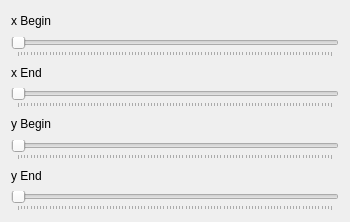
This is views/cropimage.ui in tmramalho/bigCellBrotherGUI as Qt 5 draws it before an edit. The edited form follows.
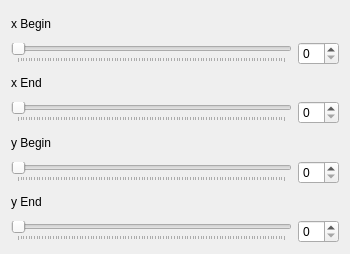
This is the edited form.

Diff of the .ui file:
```diff
--- a/views/cropimage.ui
+++ b/views/cropimage.ui
@@ -7,7 +7,7 @@
     <x>0</x>
     <y>0</y>
     <width>350</width>
-    <height>222</height>
+    <height>254</height>
    </rect>
   </property>
   <property name="sizePolicy">
@@ -21,32 +21,8 @@
   </property>
   <layout class="QGridLayout" name="gridLayout">
    <item row="0" column="0">
-    <layout class="QVBoxLayout" name="verticalLayout">
-     <item>
-      <widget class="QLabel" name="label">
-       <property name="text">
-        <string>x Begin</string>
-       </property>
-      </widget>
-     </item>
-     <item>
-      <widget class="QSlider" name="xbs">
-       <property name="orientation">
-        <enum>Qt::Horizontal</enum>
-       </property>
-       <property name="tickPosition">
-        <enum>QSlider::TicksBelow</enum>
-       </property>
-      </widget>
-     </item>
-     <item>
-      <widget class="QLabel" name="label_2">
-       <property name="text">
-        <string>x End</string>
-       </property>
-      </widget>
-     </item>
-     <item>
+    <layout class="QGridLayout" name="gridLayout_4">
+     <item row="3" column="0">
       <widget class="QSlider" name="xes">
        <property name="orientation">
         <enum>Qt::Horizontal</enum>
@@ -56,14 +32,34 @@
        </property>
       </widget>
      </item>
-     <item>
+     <item row="4" column="0">
       <widget class="QLabel" name="label_3">
        <property name="text">
         <string>y Begin</string>
        </property>
       </widget>
      </item>
-     <item>
+     <item row="2" column="0">
+      <widget class="QLabel" name="label_2">
+       <property name="text">
+        <string>x End</string>
+       </property>
+      </widget>
+     </item>
+     <item row="0" column="0">
+      <widget class="QLabel" name="label">
+       <property name="text">
+        <string>x Begin</string>
+       </property>
+      </widget>
+     </item>
+     <item row="3" column="1">
+      <widget class="QSpinBox" name="spinBox_2"/>
+     </item>
+     <item row="5" column="1">
+      <widget class="QSpinBox" name="spinBox_3"/>
+     </item>
+     <item row="5" column="0">
       <widget class="QSlider" name="ybs">
        <property name="orientation">
         <enum>Qt::Horizontal</enum>
@@ -73,22 +69,38 @@
        </property>
       </widget>
      </item>
-     <item>
+     <item row="1" column="1">
+      <widget class="QSpinBox" name="spinBox"/>
+     </item>
+     <item row="7" column="0">
+      <widget class="QSlider" name="yes">
+       <property name="orientation">
+        <enum>Qt::Horizontal</enum>
+       </property>
+       <property name="tickPosition">
+        <enum>QSlider::TicksBelow</enum>
+       </property>
+      </widget>
+     </item>
+     <item row="1" column="0">
+      <widget class="QSlider" name="xbs">
+       <property name="orientation">
+        <enum>Qt::Horizontal</enum>
+       </property>
+       <property name="tickPosition">
+        <enum>QSlider::TicksBelow</enum>
+       </property>
+      </widget>
+     </item>
+     <item row="6" column="0">
       <widget class="QLabel" name="label_4">
        <property name="text">
         <string>y End</string>
        </property>
       </widget>
      </item>
-     <item>
-      <widget class="QSlider" name="yes">
-       <property name="orientation">
-        <enum>Qt::Horizontal</enum>
-       </property>
-       <property name="tickPosition">
-        <enum>QSlider::TicksBelow</enum>
-       </property>
-      </widget>
+     <item row="7" column="1">
+      <widget class="QSpinBox" name="spinBox_4"/>
      </item>
     </layout>
    </item>
```
